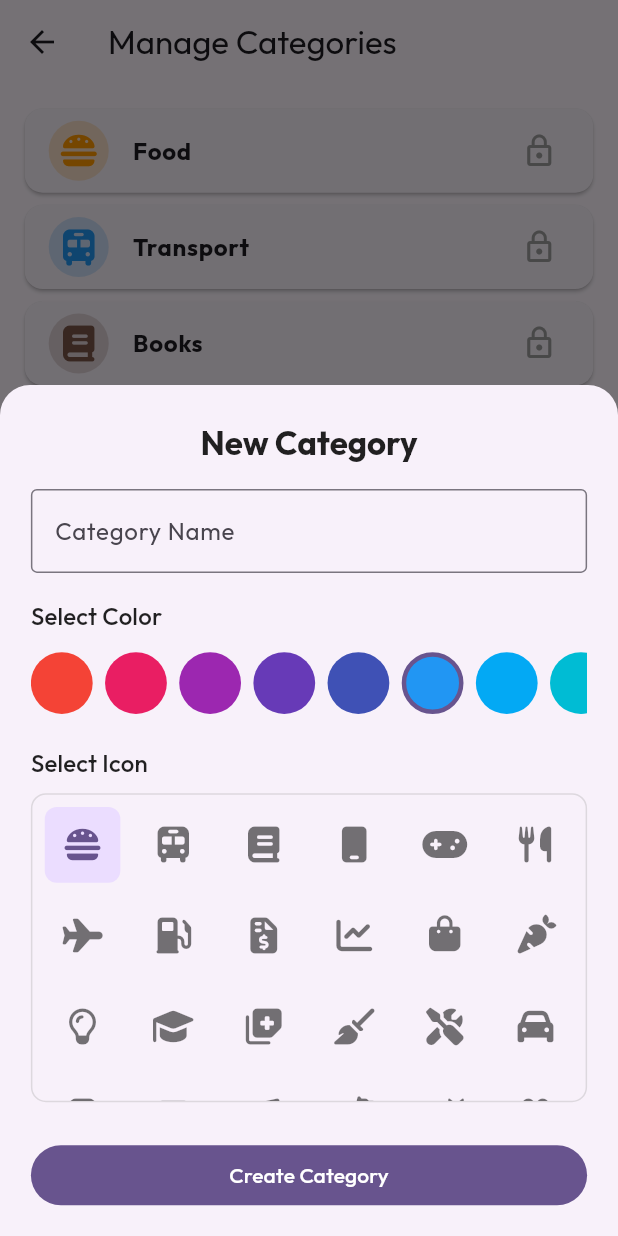
After one commit to pajjuh/namma-expense, a Flutter app: the ManageCategoriesScreen screen opened directly, after a tap on "New Category", on a phone screen of 412 x 824 dp. The commit adds this screen. Run offline on Flutter 3.47's test engine with Material 3 defaults, Android fonts, the phone set to English and light mode, and no system bars; our stand-ins replace file_picker, fl_chart, font_awesome_flutter, google_fonts, package_info_plus, permission_handler and 5 more; missing offline and left inert: flutter_sms_inbox, home_widget; accounts and stored records are empty.

Commit message:
introduced managing categories feature in setting

```diff
--- a/lib/helpers/constants.dart
+++ b/lib/helpers/constants.dart
@@ -36,14 +36,85 @@ class Category {
   final String name;
   final IconData icon;
   final Color color;
+  final bool isCustom;
+  final String? iconName;
 
   const Category({
     required this.id,
     required this.name,
     required this.icon,
     required this.color,
+    this.isCustom = false,
+    this.iconName,
   });
+
+  Map<String, dynamic> toMap() {
+    return {
+      'id': id,
+      'name': name,
+      'iconName': iconName ?? 'other',
+      'color': color.value,
+      'isCustom': isCustom,
+    };
+  }
+
+  factory Category.fromMap(Map<String, dynamic> map) {
+    return Category(
+      id: map['id'],
+      name: map['name'],
+      icon: availableIcons[map['iconName']] ?? FontAwesomeIcons.question,
+      color: Color(map['color']),
+      isCustom: map['isCustom'] ?? true,
+      iconName: map['iconName'],
+    );
+  }
 }
+
+// Map of curated icons for custom categories
+final Map<String, IconData> availableIcons = {
+  'burger': FontAwesomeIcons.burger,
+  'bus': FontAwesomeIcons.bus,
+  'book': FontAwesomeIcons.book,
+  'mobile': FontAwesomeIcons.mobile,
+  'gamepad': FontAwesomeIcons.gamepad,
+  'utensils': FontAwesomeIcons.utensils,
+  'plane': FontAwesomeIcons.plane,
+  'gasPump': FontAwesomeIcons.gasPump,
+  'fileInvoiceDollar': FontAwesomeIcons.fileInvoiceDollar,
+  'chartLine': FontAwesomeIcons.chartLine,
+  'bagShopping': FontAwesomeIcons.bagShopping,
+  'carrot': FontAwesomeIcons.carrot,
+  'lightbulb': FontAwesomeIcons.lightbulb,
+  'graduationCap': FontAwesomeIcons.graduationCap,
+  'notesMedical': FontAwesomeIcons.notesMedical,
+  'broom': FontAwesomeIcons.broom,
+  'screwdriverWrench': FontAwesomeIcons.screwdriverWrench,
+  'car': FontAwesomeIcons.car,
+  'train': FontAwesomeIcons.train,
+  'film': FontAwesomeIcons.film,
+  'music': FontAwesomeIcons.music,
+  'dog': FontAwesomeIcons.dog,
+  'cat': FontAwesomeIcons.cat,
+  'gift': FontAwesomeIcons.gift,
+  'shirt': FontAwesomeIcons.shirt,
+  'house': FontAwesomeIcons.house,
+  'basketShopping': FontAwesomeIcons.basketShopping,
+  'scissors': FontAwesomeIcons.scissors,
+  'stethoscope': FontAwesomeIcons.stethoscope,
+  'dumbbell': FontAwesomeIcons.dumbbell,
+  'mugHot': FontAwesomeIcons.mugHot,
+  'beerMugEmpty': FontAwesomeIcons.beerMugEmpty,
+  'wifi': FontAwesomeIcons.wifi,
+  'tv': FontAwesomeIcons.tv,
+  'laptop': FontAwesomeIcons.laptop,
+  'phone': FontAwesomeIcons.phone,
+  'couch': FontAwesomeIcons.couch,
+  'baby': FontAwesomeIcons.baby,
+  'planeDeparture': FontAwesomeIcons.planeDeparture,
+  'hotel': FontAwesomeIcons.hotel,
+  'camera': FontAwesomeIcons.camera,
+  'other': FontAwesomeIcons.question,
+};
 
 // Default Categories for different Modes
 
--- a/lib/providers/user_provider.dart
+++ b/lib/providers/user_provider.dart
@@ -1,3 +1,4 @@
+import 'dart:convert';
 import 'package:flutter/material.dart';
 import 'package:shared_preferences/shared_preferences.dart';
 import '../helpers/constants.dart';
@@ -10,6 +11,7 @@ class UserProvider with ChangeNotifier {
   double _dailyLimit = 0.0;
   bool _excludeSubsFromDailyLimit = false;
   bool _isLoading = true;
+  List<Category> _customCategories = [];
 
   String get userName => _userName;
   String get currency => _currency;
@@ -20,15 +22,22 @@ class UserProvider with ChangeNotifier {
   bool get isLoading => _isLoading;
 
   List<Category> get categories {
+    List<Category> base;
     switch (_userMode) {
       case UserMode.student:
-        return studentCategories;
+        base = studentCategories;
+        break;
       case UserMode.professional:
-        return professionalCategories;
+        base = professionalCategories;
+        break;
       case UserMode.homemaker:
-        return homemakerCategories;
+        base = homemakerCategories;
+        break;
     }
+    return [...base, ..._customCategories];
   }
+
+  List<Category> get customCategories => _customCategories;
 
   Future<void> loadUserData() async {
     final prefs = await SharedPreferences.getInstance();
@@ -45,7 +54,45 @@ class UserProvider with ChangeNotifier {
     _dailyLimit = prefs.getDouble(AppKeys.dailyLimit) ?? 0.0;
     _excludeSubsFromDailyLimit = prefs.getBool(AppKeys.excludeSubsFromLimit) ?? false;
 
+    final customCatsStr = prefs.getStringList('custom_categories') ?? [];
+    importCustomCategories(customCatsStr);
+
     _isLoading = false;
+    notifyListeners();
+  }
+
+  void importCustomCategories(List<String> jsonList) {
+    try {
+      _customCategories = jsonList.map((str) => Category.fromMap(jsonDecode(str))).toList();
+    } catch (e) {
+      _customCategories = [];
+    }
+  }
+
+  Future<void> _saveCustomCategories() async {
+    final prefs = await SharedPreferences.getInstance();
+    final jsonList = _customCategories.map((c) => jsonEncode(c.toMap())).toList();
+    await prefs.setStringList('custom_categories', jsonList);
+  }
+
+  Future<void> addCustomCategory(Category category) async {
+    _customCategories.add(category);
+    await _saveCustomCategories();
+    notifyListeners();
+  }
+
+  Future<void> updateCustomCategory(Category category) async {
+    final index = _customCategories.indexWhere((c) => c.id == category.id);
+    if (index != -1) {
+      _customCategories[index] = category;
+      await _saveCustomCategories();
+      notifyListeners();
+    }
+  }
+
+  Future<void> deleteCustomCategory(String id) async {
+    _customCategories.removeWhere((c) => c.id == id);
+    await _saveCustomCategories();
     notifyListeners();
   }
 
@@ -92,6 +139,7 @@ class UserProvider with ChangeNotifier {
       AppKeys.isDarkTheme: _isDarkTheme,
       AppKeys.dailyLimit: _dailyLimit,
       AppKeys.excludeSubsFromLimit: _excludeSubsFromDailyLimit,
+      'custom_categories': _customCategories.map((c) => jsonEncode(c.toMap())).toList(),
     };
   }
 
@@ -129,6 +177,12 @@ class UserProvider with ChangeNotifier {
       await prefs.setBool(AppKeys.excludeSubsFromLimit, _excludeSubsFromDailyLimit);
     }
 
+    if (data.containsKey('custom_categories')) {
+      final list = (data['custom_categories'] as List).cast<String>();
+      importCustomCategories(list);
+      await prefs.setStringList('custom_categories', list);
+    }
+
     notifyListeners();
   }
 }
--- /dev/null
+++ b/lib/screens/manage_categories_screen.dart
@@ -0,0 +1,252 @@
+import 'package:flutter/material.dart';
+import 'package:provider/provider.dart';
+import 'package:font_awesome_flutter/font_awesome_flutter.dart';
+import 'package:uuid/uuid.dart';
+import '../providers/user_provider.dart';
+import '../helpers/constants.dart';
+
+class ManageCategoriesScreen extends StatefulWidget {
+  const ManageCategoriesScreen({super.key});
+
+  @override
+  State<ManageCategoriesScreen> createState() => _ManageCategoriesScreenState();
+}
+
+class _ManageCategoriesScreenState extends State<ManageCategoriesScreen> {
+  void _showAddEditModal(BuildContext context, {Category? existingCategory}) {
+    final isEditing = existingCategory != null;
+    final nameController = TextEditingController(text: existingCategory?.name ?? '');
+    String selectedIconName = existingCategory?.iconName ?? 'burger';
+    Color selectedColor = existingCategory?.color ?? Colors.blue;
+
+    final availableColors = [
+      Colors.red, Colors.pink, Colors.purple, Colors.deepPurple,
+      Colors.indigo, Colors.blue, Colors.lightBlue, Colors.cyan,
+      Colors.teal, Colors.green, Colors.lightGreen, Colors.lime,
+      Colors.yellow, Colors.amber, Colors.orange, Colors.deepOrange,
+      Colors.brown, Colors.grey, Colors.blueGrey, Colors.black
+    ];
+
+    showModalBottomSheet(
+      context: context,
+      isScrollControlled: true,
+      shape: const RoundedRectangleBorder(borderRadius: BorderRadius.vertical(top: Radius.circular(20))),
+      builder: (ctx) {
+        final screenHeight = MediaQuery.of(ctx).size.height;
+        final screenWidth = MediaQuery.of(ctx).size.width;
+
+        return StatefulBuilder(
+          builder: (context, setModalState) {
+            return Padding(
+              padding: EdgeInsets.only(
+                bottom: MediaQuery.of(context).viewInsets.bottom,
+                left: screenWidth * 0.05,
+                right: screenWidth * 0.05,
+                top: screenHeight * 0.03,
+              ),
+              child: SingleChildScrollView(
+                child: Column(
+                  mainAxisSize: MainAxisSize.min,
+                  crossAxisAlignment: CrossAxisAlignment.stretch,
+                  children: [
+                    Text(
+                      isEditing ? 'Edit Category' : 'New Category',
+                      style: Theme.of(context).textTheme.titleLarge?.copyWith(fontWeight: FontWeight.bold),
+                      textAlign: TextAlign.center,
+                    ),
+                    SizedBox(height: screenHeight * 0.02),
+
+                    // Name Field
+                    TextField(
+                      controller: nameController,
+                      decoration: const InputDecoration(
+                        labelText: 'Category Name',
+                        border: OutlineInputBorder(),
+                      ),
+                    ),
+                    SizedBox(height: screenHeight * 0.02),
+
+                    // Color Picker
+                    Text('Select Color', style: Theme.of(context).textTheme.titleMedium),
+                    SizedBox(height: screenHeight * 0.01),
+                    SizedBox(
+                      height: screenHeight * 0.06,
+                      child: ListView.builder(
+                        scrollDirection: Axis.horizontal,
+                        itemCount: availableColors.length,
+                        itemBuilder: (context, index) {
+                          final color = availableColors[index];
+                          final isSelected = selectedColor.value == color.value;
+                          return GestureDetector(
+                            onTap: () => setModalState(() => selectedColor = color),
+                            child: Container(
+                              margin: EdgeInsets.only(right: screenWidth * 0.02),
+                              width: screenHeight * 0.05,
+                              height: screenHeight * 0.05,
+                              decoration: BoxDecoration(
+                                color: color,
+                                shape: BoxShape.circle,
+                                border: Border.all(
+                                  color: isSelected ? Theme.of(context).colorScheme.primary : Colors.transparent,
+                                  width: 3,
+                                ),
+                              ),
+                            ),
+                          );
+                        },
+                      ),
+                    ),
+                    SizedBox(height: screenHeight * 0.02),
+
+                    // Icon Picker
+                    Text('Select Icon', style: Theme.of(context).textTheme.titleMedium),
+                    SizedBox(height: screenHeight * 0.01),
+                    Container(
+                      height: screenHeight * 0.25,
+                      decoration: BoxDecoration(
+                        border: Border.all(color: Colors.grey.withOpacity(0.3)),
+                        borderRadius: BorderRadius.circular(10),
+                      ),
+                      child: GridView.builder(
+                        padding: EdgeInsets.all(screenWidth * 0.02),
+                        gridDelegate: const SliverGridDelegateWithFixedCrossAxisCount(
+                          crossAxisCount: 6,
+                          crossAxisSpacing: 10,
+                          mainAxisSpacing: 10,
+                        ),
+                        itemCount: availableIcons.keys.length,
+                        itemBuilder: (context, index) {
+                          final iconName = availableIcons.keys.elementAt(index);
+                          final iconData = availableIcons[iconName]!;
+                          final isSelected = selectedIconName == iconName;
+
+                          return GestureDetector(
+                            onTap: () => setModalState(() => selectedIconName = iconName),
+                            child: Container(
+                              decoration: BoxDecoration(
+                                color: isSelected ? Theme.of(context).colorScheme.primaryContainer : Colors.transparent,
+                                borderRadius: BorderRadius.circular(8),
+                              ),
+                              child: Icon(
+                                iconData,
+                                color: isSelected ? Theme.of(context).colorScheme.primary : (Theme.of(context).brightness == Brightness.dark ? Colors.white54 : Colors.black54),
+                              ),
+                            ),
+                          );
+                        },
+                      ),
+                    ),
+                    SizedBox(height: screenHeight * 0.03),
+
+                    // Action Buttons
+                    FilledButton(
+                      onPressed: () {
+                        if (nameController.text.trim().isEmpty) {
+                          ScaffoldMessenger.of(context).showSnackBar(const SnackBar(content: Text('Please enter a name')));
+                          return;
+                        }
+
+                        final newCat = Category(
+                          id: existingCategory?.id ?? const Uuid().v4(),
+                          name: nameController.text.trim(),
+                          icon: availableIcons[selectedIconName]!,
+                          color: selectedColor,
+                          isCustom: true,
+                          iconName: selectedIconName,
+                        );
+
+                        final provider = Provider.of<UserProvider>(context, listen: false);
+                        if (isEditing) {
+                          provider.updateCustomCategory(newCat);
+                        } else {
+                          provider.addCustomCategory(newCat);
+                        }
+
+                        Navigator.pop(context);
+                      },
+                      child: Text(isEditing ? 'Save Changes' : 'Create Category'),
+                    ),
+                    SizedBox(height: screenHeight * 0.02),
+                  ],
+                ),
+              ),
+            );
+          },
+        );
+      },
+    );
+  }
+
+  @override
+  Widget build(BuildContext context) {
+    final userProvider = Provider.of<UserProvider>(context);
+    final categories = userProvider.categories;
+    final screenWidth = MediaQuery.of(context).size.width;
+
+    return Scaffold(
+      appBar: AppBar(
+        title: const Text('Manage Categories'),
+      ),
+      body: ListView.builder(
+        padding: EdgeInsets.all(screenWidth * 0.04),
+        itemCount: categories.length,
+        itemBuilder: (context, index) {
+          final cat = categories[index];
+
+          return Card(
+            margin: EdgeInsets.only(bottom: screenWidth * 0.02),
+            child: ListTile(
+              leading: CircleAvatar(
+                backgroundColor: cat.color.withOpacity(0.2),
+                child: Icon(cat.icon, color: cat.color),
+              ),
+              title: Text(cat.name, style: const TextStyle(fontWeight: FontWeight.bold)),
+              trailing: cat.isCustom
+                ? Row(
+                    mainAxisSize: MainAxisSize.min,
+                    children: [
+                      IconButton(
+                        icon: const Icon(Icons.edit, color: Colors.blue),
+                        onPressed: () => _showAddEditModal(context, existingCategory: cat),
+                      ),
+                      IconButton(
+                        icon: const Icon(Icons.delete, color: Colors.red),
+                        onPressed: () {
+                          showDialog(
+                            context: context,
+                            builder: (ctx) => AlertDialog(
+                              title: const Text('Delete Category'),
+                              content: const Text('Are you sure you want to delete this custom category? Transactions using this category may display incorrectly.'),
+                              actions: [
+                                TextButton(onPressed: () => Navigator.pop(ctx), child: const Text('Cancel')),
+                                FilledButton(
+                                  style: FilledButton.styleFrom(backgroundColor: Colors.red),
+                                  onPressed: () {
+                                    userProvider.deleteCustomCategory(cat.id);
+                                    Navigator.pop(ctx);
+                                  },
+                                  child: const Text('Delete'),
+                                ),
+                              ],
+                            ),
+                          );
+                        },
+                      ),
+                    ],
+                  )
+                : const Tooltip(
+                    message: 'Default categories cannot be modified',
+                    child: Icon(Icons.lock_outline, color: Colors.grey),
+                  ),
+            ),
+          );
+        },
+      ),
+      floatingActionButton: FloatingActionButton.extended(
+        onPressed: () => _showAddEditModal(context),
+        icon: const Icon(Icons.add),
+        label: const Text('New Category'),
+      ),
+    );
+  }
+}
--- a/lib/screens/settings_screen.dart
+++ b/lib/screens/settings_screen.dart
@@ -5,6 +5,7 @@ import '../providers/user_provider.dart';
 import '../helpers/constants.dart';
 import '../services/backup_service.dart';
 import 'package:url_launcher/url_launcher.dart';
+import 'manage_categories_screen.dart';
 
 class SettingsScreen extends StatefulWidget {
   const SettingsScreen({super.key});
@@ -119,6 +120,23 @@ class _SettingsScreenState extends State<SettingsScreen> {
           ),
           Divider(height: screenHeight * 0.04),
 
+          // Manage Categories
+          Text('Preferences', style: Theme.of(context).textTheme.titleMedium),
+          SizedBox(height: screenHeight * 0.01),
+          ListTile(
+            title: const Text('Manage Categories'),
+            subtitle: const Text('Add, edit, or delete custom categories'),
+            leading: const Icon(Icons.category),
+            trailing: const Icon(Icons.chevron_right),
+            contentPadding: EdgeInsets.zero,
+            onTap: () {
+              Navigator.push(
+                context,
+                MaterialPageRoute(builder: (_) => const ManageCategoriesScreen()),
+              );
+            },
+          ),
+          Divider(height: screenHeight * 0.04),
           // Mode Switch
           Text('User Mode', style: Theme.of(context).textTheme.titleMedium),
           SizedBox(height: screenHeight * 0.01),
```
